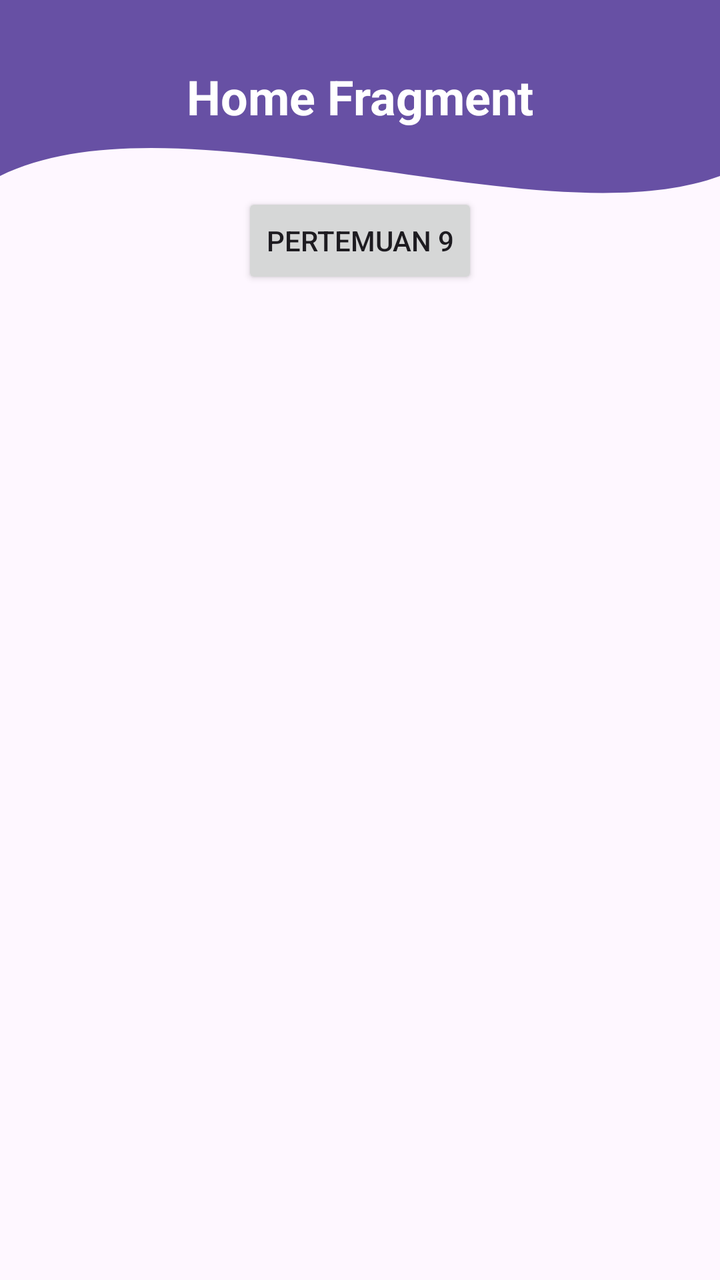
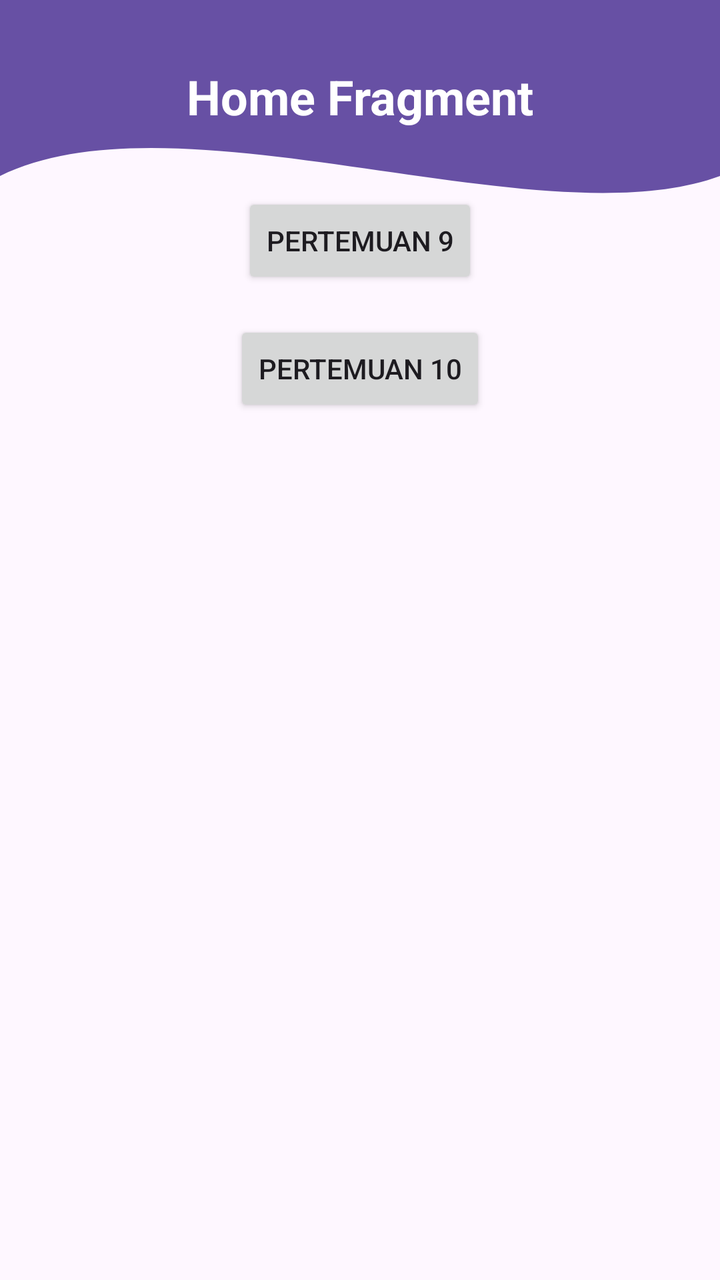

Before-and-after screenshots of an Android layout around one commit, followed by the original layout XML and the change that was made.
<!-- AndroidManifest.xml: application theme Theme.KFCRacing -->
<!-- res/layout/fragment_home.xml -->
<?xml version="1.0" encoding="utf-8"?>
<androidx.constraintlayout.widget.ConstraintLayout xmlns:android="http://schemas.android.com/apk/res/android"
    xmlns:app="http://schemas.android.com/apk/res-auto"
    xmlns:tools="http://schemas.android.com/tools"
    android:layout_width="match_parent"
    android:layout_height="match_parent"
    tools:context=".Home.HomeFragment">

    <View
        android:id="@+id/background_header"
        android:layout_width="0dp"
        android:layout_height="220dp"
        android:background="@drawable/bg_header_wave"
        app:layout_constraintEnd_toEndOf="parent"
        app:layout_constraintStart_toStartOf="parent"
        app:layout_constraintTop_toTopOf="parent" />

    <TextView
        android:id="@+id/tvHome"
        android:layout_width="wrap_content"
        android:layout_height="wrap_content"
        android:layout_marginTop="32dp"
        android:text="Home Fragment"
        android:textColor="@android:color/white"
        android:textSize="24sp"
        android:textStyle="bold"
        app:layout_constraintEnd_toEndOf="parent"
        app:layout_constraintStart_toStartOf="parent"
        app:layout_constraintTop_toTopOf="parent" />

    <Button
        android:id="@+id/btnPertemuan9"
        android:layout_width="wrap_content"
        android:layout_height="wrap_content"
        android:layout_marginTop="32dp"
        android:text="Pertemuan 9"
        app:layout_constraintEnd_toEndOf="parent"
        app:layout_constraintStart_toStartOf="parent"
        app:layout_constraintTop_toBottomOf="@id/tvHome" />

</androidx.constraintlayout.widget.ConstraintLayout>
<!-- resources referenced by this layout -->
<resources>
  <!-- drawable bg_header_wave (drawable) -->
  <vector xmlns:android="http://schemas.android.com/apk/res/android"
      android:width="100dp"
      android:height="100dp"
      android:viewportWidth="100"
      android:viewportHeight="100">
  
      <path
          android:fillColor="?attr/colorPrimary"
          android:pathData="
              M0,0
              L100,0
              L100,40
              C 75,55
                25,20
                0,40
              Z" />
  </vector>
  <style name="Theme.KFCRacing" parent="Base.Theme.KFCRacing" />
  <style name="Base.Theme.KFCRacing" parent="Theme.Material3.DayNight.NoActionBar">
          
          
      </style>
</resources>

<!-- the commit's change to res/layout/fragment_home.xml (unified diff, before → after) -->
@@ -38,4 +38,14 @@
         app:layout_constraintStart_toStartOf="parent"
         app:layout_constraintTop_toBottomOf="@id/tvHome" />
 
+    <Button
+        android:id="@+id/btnPertemuan10"
+        android:layout_width="wrap_content"
+        android:layout_height="wrap_content"
+        android:layout_marginTop="16dp"
+        android:text="Pertemuan 10"
+        app:layout_constraintEnd_toEndOf="parent"
+        app:layout_constraintStart_toStartOf="parent"
+        app:layout_constraintTop_toBottomOf="@id/btnPertemuan9" />
+
 </androidx.constraintlayout.widget.ConstraintLayout>
